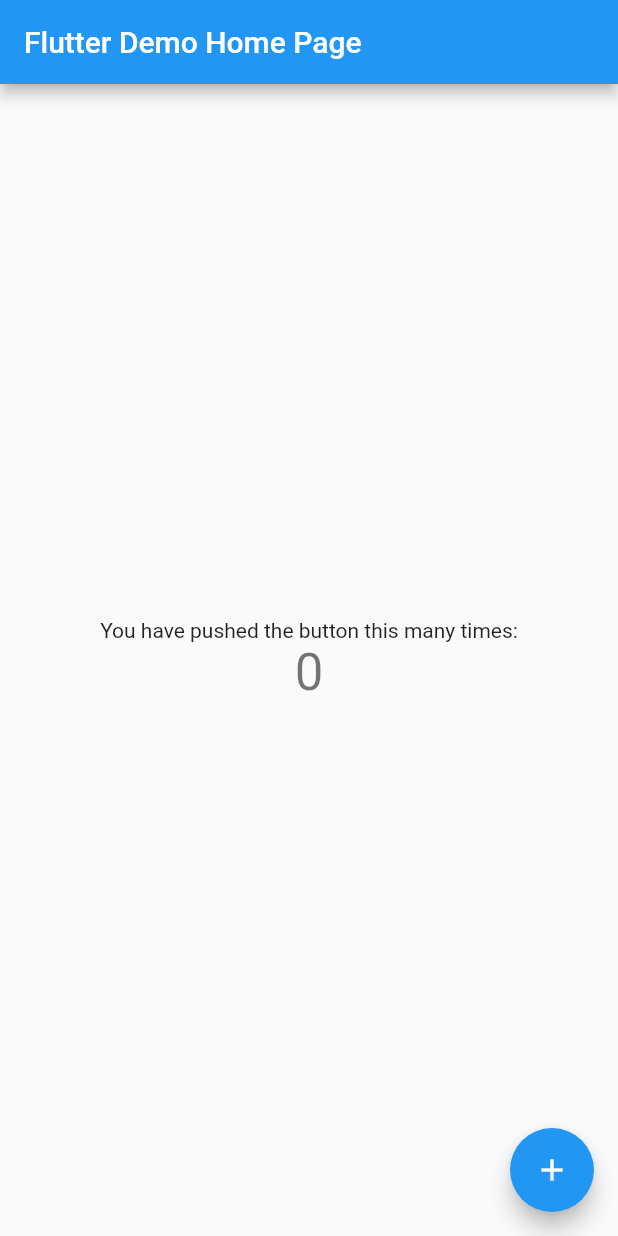
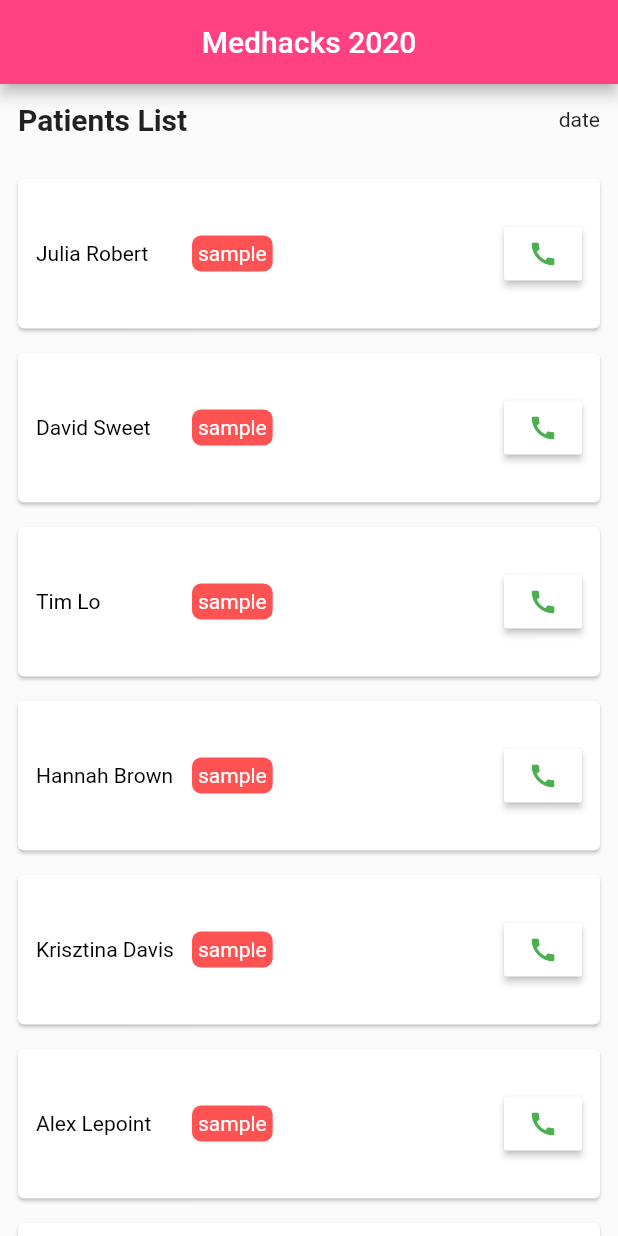
Before and after one commit to seungyonkim/JHMedHacks_McGill, a Flutter app: the screen it shows after launch, on a phone screen of 412 x 824 dp. Run offline on Flutter 3.47's test engine with Material 2 defaults, Android fonts, the phone set to English and light mode, and no system bars.

```diff
--- /dev/null
+++ b/lib/home.dart
@@ -0,0 +1,46 @@
+import 'package:flutter/material.dart';
+import "patient_list.dart";
+
+class Home extends StatefulWidget {
+  @override
+  _HomeState createState() => _HomeState();
+}
+
+class _HomeState extends State<Home> {
+  @override
+  Widget build(BuildContext context) {
+    return Scaffold(
+      appBar: AppBar(
+        title: Text("Medhacks 2020"),
+        backgroundColor: Colors.pinkAccent,
+        centerTitle: true,
+      ),
+      body: ListView(
+        children: [
+          Row(
+            mainAxisAlignment: MainAxisAlignment.spaceBetween,
+            children: [
+              Padding(
+                padding: const EdgeInsets.all(12.0),
+                child: Text(
+                  "Patients List",
+                  style: TextStyle(
+                    fontWeight: FontWeight.bold,
+                    fontSize: 20,
+                  ),
+                ),
+              ),
+              Padding(
+                padding: const EdgeInsets.all(12.0),
+                child: Text(
+                    "date"
+                ),
+              ),
+            ],
+          ),
+          PatientList(),
+        ],
+      ),
+    );
+  }
+}
--- a/lib/main.dart
+++ b/lib/main.dart
@@ -1,117 +1,9 @@
 import 'package:flutter/material.dart';
+import 'home.dart';
 
-void main() {
-  runApp(MyApp());
-}
-
-class MyApp extends StatelessWidget {
-  // This widget is the root of your application.
-  @override
-  Widget build(BuildContext context) {
-    return MaterialApp(
-      title: 'Flutter Demo',
-      theme: ThemeData(
-        // This is the theme of your application.
-        //
-        // Try running your application with "flutter run". You'll see the
-        // application has a blue toolbar. Then, without quitting the app, try
-        // changing the primarySwatch below to Colors.green and then invoke
-        // "hot reload" (press "r" in the console where you ran "flutter run",
-        // or simply save your changes to "hot reload" in a Flutter IDE).
-        // Notice that the counter didn't reset back to zero; the application
-        // is not restarted.
-        primarySwatch: Colors.blue,
-        // This makes the visual density adapt to the platform that you run
-        // the app on. For desktop platforms, the controls will be smaller and
-        // closer together (more dense) than on mobile platforms.
-        visualDensity: VisualDensity.adaptivePlatformDensity,
-      ),
-      home: MyHomePage(title: 'Flutter Demo Home Page'),
-    );
-  }
-}
-
-class MyHomePage extends StatefulWidget {
-  MyHomePage({Key key, this.title}) : super(key: key);
-
-  // This widget is the home page of your application. It is stateful, meaning
-  // that it has a State object (defined below) that contains fields that affect
-  // how it looks.
-
-  // This class is the configuration for the state. It holds the values (in this
-  // case the title) provided by the parent (in this case the App widget) and
-  // used by the build method of the State. Fields in a Widget subclass are
-  // always marked "final".
-
-  final String title;
-
-  @override
-  _MyHomePageState createState() => _MyHomePageState();
-}
-
-class _MyHomePageState extends State<MyHomePage> {
-  int _counter = 0;
-
-  void _incrementCounter() {
-    setState(() {
-      // This call to setState tells the Flutter framework that something has
-      // changed in this State, which causes it to rerun the build method below
-      // so that the display can reflect the updated values. If we changed
-      // _counter without calling setState(), then the build method would not be
-      // called again, and so nothing would appear to happen.
-      _counter++;
-    });
-  }
-
-  @override
-  Widget build(BuildContext context) {
-    // This method is rerun every time setState is called, for instance as done
-    // by the _incrementCounter method above.
-    //
-    // The Flutter framework has been optimized to make rerunning build methods
-    // fast, so that you can just rebuild anything that needs updating rather
-    // than having to individually change instances of widgets.
-    return Scaffold(
-      appBar: AppBar(
-        // Here we take the value from the MyHomePage object that was created by
-        // the App.build method, and use it to set our appbar title.
-        title: Text(widget.title),
-      ),
-      body: Center(
-        // Center is a layout widget. It takes a single child and positions it
-        // in the middle of the parent.
-        child: Column(
-          // Column is also a layout widget. It takes a list of children and
-          // arranges them vertically. By default, it sizes itself to fit its
-          // children horizontally, and tries to be as tall as its parent.
-          //
-          // Invoke "debug painting" (press "p" in the console, choose the
-          // "Toggle Debug Paint" action from the Flutter Inspector in Android
-          // Studio, or the "Toggle Debug Paint" command in Visual Studio Code)
-          // to see the wireframe for each widget.
-          //
-          // Column has various properties to control how it sizes itself and
-          // how it positions its children. Here we use mainAxisAlignment to
-          // center the children vertically; the main axis here is the vertical
-          // axis because Columns are vertical (the cross axis would be
-          // horizontal).
-          mainAxisAlignment: MainAxisAlignment.center,
-          children: <Widget>[
-            Text(
-              'You have pushed the button this many times:',
-            ),
-            Text(
-              '$_counter',
-              style: Theme.of(context).textTheme.headline4,
-            ),
-          ],
-        ),
-      ),
-      floatingActionButton: FloatingActionButton(
-        onPressed: _incrementCounter,
-        tooltip: 'Increment',
-        child: Icon(Icons.add),
-      ), // This trailing comma makes auto-formatting nicer for build methods.
-    );
-  }
-}
+void main() => runApp(MaterialApp(
+  initialRoute: "/home",
+  routes: {
+    "/home": (context) => Home(),
+  },
+));
--- /dev/null
+++ b/lib/patient_card.dart
@@ -0,0 +1,89 @@
+import 'package:flutter/material.dart';
+
+class PatientCard extends StatelessWidget {
+
+  final String name;
+
+  PatientCard({ this.name });
+
+  @override
+  Widget build(BuildContext context) {
+    return Card(
+      margin: EdgeInsets.fromLTRB(12, 16, 12, 0),
+      child: Padding(
+        padding: const EdgeInsets.fromLTRB(12, 26, 12, 26),
+        child: Row(
+          children: [
+            Expanded(
+              flex: 2,
+              child: Container(
+                margin: EdgeInsets.fromLTRB(0, 0, 5, 0),
+                child: Text(
+                  name,
+                  style: TextStyle(
+                    fontSize: 14,
+                    color: Colors.black,
+                  ),
+                ),
+              ),
+            ),
+            Expanded(
+              flex: 4,
+              child: Row(
+                children: [
+                  Container(
+                    padding: EdgeInsets.all(4),
+                    decoration: BoxDecoration(
+                      borderRadius: BorderRadius.circular(6),
+                      color: Colors.redAccent,
+                    ),
+                    child: Text(
+                      "sample",
+                      style: TextStyle(
+                        color: Colors.white,
+                      ),
+                    )
+                  ),
+                ]
+              ),
+            ),
+            Expanded(
+              flex: 1,
+              child: Container(
+                child: RaisedButton(
+                  onPressed: () {},
+                  color: Colors.white,
+                  child: Icon(
+                    Icons.call,
+                    color: Colors.green,
+                    size: 20,
+                  ),
+                ),
+              ),
+            ),
+          ],
+        ),
+      ),
+    );
+  }
+}
+
+//             Text(
+//               kart.type,
+//               style: TextStyle(
+//                 fontSize: 14,
+//                 color: Colors.grey[800],
+//               ),
+//             ),
+//             SizedBox(height: 8),
+//             RaisedButton.icon(
+//               onPressed: delete,
+//               label: Text("delete this kart"),
+//               icon: Icon(Icons.delete),
+//             ),
+//           ],
+//         ),
+//       ),
+//     );
+//   }
+// }
--- /dev/null
+++ b/lib/patient_list.dart
@@ -0,0 +1,46 @@
+import 'package:flutter/material.dart';
+import "patient_card.dart";
+
+class PatientList extends StatefulWidget {
+  @override
+  _PatientListState createState() => _PatientListState();
+}
+
+class _PatientListState extends State<PatientList> {
+
+  List<String> patients = [
+    "Julia Robert",
+    "David Sweet",
+    "Tim Lo",
+    "Hannah Brown",
+    "Krisztina Davis",
+    "Alex Lepoint",
+    "Halayna Rumblee",
+  ];
+
+  @override
+  Widget build(BuildContext context) {
+    return Column(
+      children: patients.map((patient) => PatientCard(
+        name: patient,
+      )).toList(),
+    );
+  }
+}
+
+// backgroundColor: Colors.grey[300],
+// appBar: AppBar(
+//   title: Text("Favorite Karts"),
+//   centerTitle: true,
+//   backgroundColor: Colors.blueAccent,
+// ),
+// body: Column(
+//   children: kartbodies.map((kart) => KartCard(
+//     kart: kart,
+//     delete: () {
+//       setState(() {
+//         kartbodies.remove(kart);
+//       });
+//     },
+//   )).toList(),
+// ),
```
Also changed, not shown: lib/kart.dart (added, +8 -0 lines), lib/kart_card.dart (added, +47 -0 lines), lib/kart_list.dart (added, +54 -0 lines), lib/kart_profile.dart (added, +29 -0 lines), lib/loading.dart (added, +14 -0 lines), lib/word_list.dart (added, +16 -0 lines), pubspec.lock.
